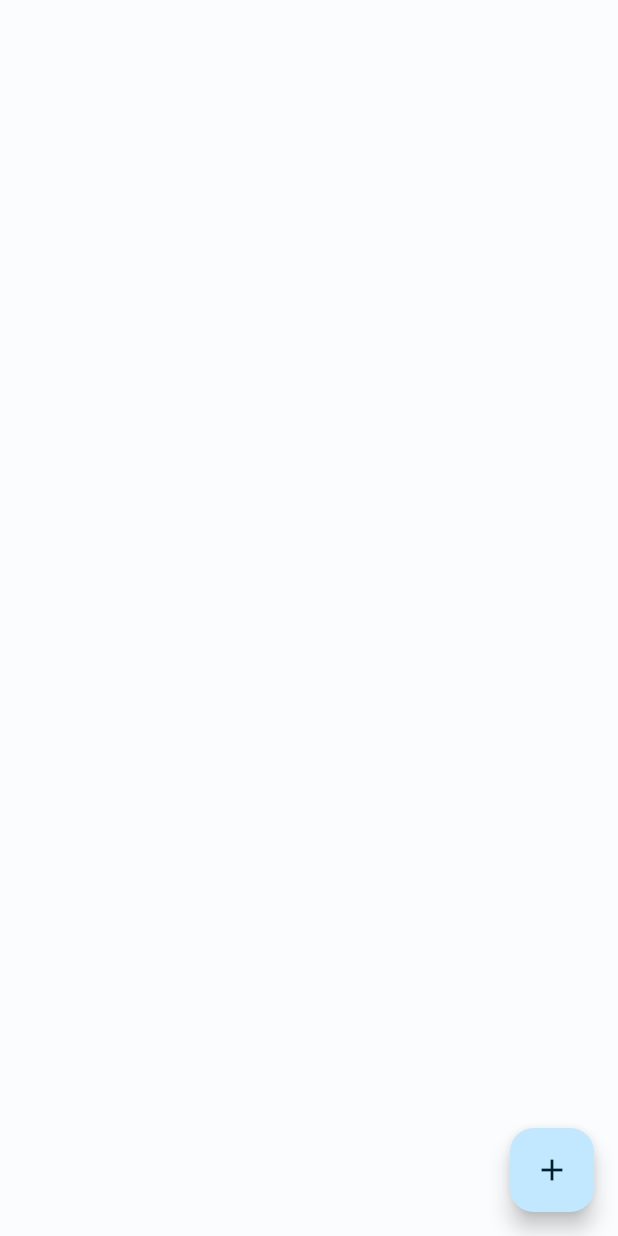
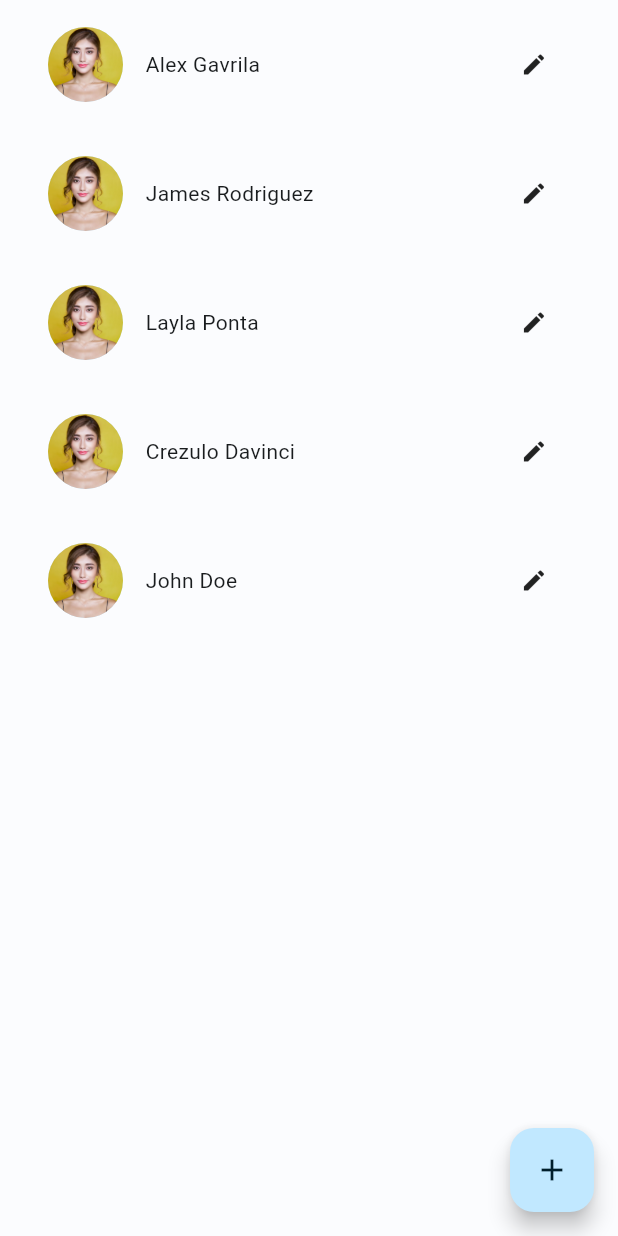
Before and after one commit to GFA03/splitly, a Flutter app: the FriendsPage screen opened directly, on a phone screen of 412 x 824 dp. Run offline on Flutter 3.47's test engine with Material 3 defaults, Android fonts, the phone set to English and light mode, and no system bars; our stand-ins replace flutter_riverpod, freezed_annotation, image_picker, shared_preferences; accounts and stored records are empty; generated files the repository leaves out were written again.

Commit message:
refactor: change variable name in friend profile

```diff
--- a/lib/data/models/current_friend_data.dart
+++ b/lib/data/models/current_friend_data.dart
@@ -8,7 +8,7 @@ class CurrentFriendData with _$CurrentFriendData {
   const CurrentFriendData._();
 
   const factory CurrentFriendData({
-    @Default(<FriendProfile> []) List<FriendProfile> currentFriends,
+    @Default(<FriendProfile> [...dummyFriendData]) List<FriendProfile> currentFriends,
     @Default(<Expense>[]) List<Expense> currentExpenses,
   }) = _CurrentFriendData;
 }
--- a/lib/data/models/friend_profile.dart
+++ b/lib/data/models/friend_profile.dart
@@ -7,26 +7,27 @@ import '../repositories/repository.dart';
 
 class FriendProfile {
   // Factory constructor to create with a specific ID
-  const FriendProfile.create({required String id, required String name, File? imageUrl})
+  const FriendProfile.create(
+      {required String id, required String name, File? profilePicture})
       : _id = id,
         _name = name,
-        _imageUrl = imageUrl;
+        _profilePicture = profilePicture;
 
   // Constructor to auto-generate an ID if not provided
-  FriendProfile({String? id, required String name, File? imageUrl})
+  FriendProfile({String? id, required String name, File? profilePicture})
       : _id = id ?? const Uuid().v4(),
         _name = name,
-        _imageUrl = imageUrl;
+        _profilePicture = profilePicture;
 
   final String _id;
   final String _name;
-  final File? _imageUrl;
+  final File? _profilePicture;
 
   String get id => _id;
 
   String get name => _name;
 
-  File? get imageUrl => _imageUrl;
+  File? get profilePicture => _profilePicture;
 
   // Calculate balance for this profile
   Future<double> calculateBalance(Repository repository) async {
@@ -40,7 +41,7 @@ class FriendProfile {
 }
 
 class SelectedFriendNotifier extends StateNotifier<FriendProfile?> {
-  SelectedFriendNotifier(): super(null);
+  SelectedFriendNotifier() : super(null);
 
   void setSelectedFriend(FriendProfile friend) {
     state = friend;
@@ -51,26 +52,25 @@ class SelectedFriendNotifier extends StateNotifier<FriendProfile?> {
   }
 }
 
-
-// const List<FriendProfile> dummyFriendData = [
-//   FriendProfile.create(
-//       id: '24f183b5-006a-47cc-8b5d-b2bacf484765',
-//       name: 'Alex Gavrila',
-//       imageUrl: 'assets/profile_pics/profile_picture2.jpg'),
-//   FriendProfile.create(
-//       id: '458644d3-2543-41d4-9bfa-ce736f74008f',
-//       name: 'James Rodriguez',
-//       imageUrl: 'assets/profile_pics/profile_picture3.jpg'),
-//   FriendProfile.create(
-//       id: '9cbc96dc-eb41-430c-b083-0130bbde61a8',
-//       name: 'Layla Ponta',
-//       imageUrl: 'assets/profile_pics/profile_picture4.jpg'),
-//   FriendProfile.create(
-//       id: 'c3893d45-e4a2-44fe-898d-e84662d9d691',
-//       name: 'Crezulo Davinci',
-//       imageUrl: 'assets/profile_pics/profile_picture5.jpg'),
-//   FriendProfile.create(
-//       id: '5aa326ca-59b1-4280-a84a-9281e73f9d57',
-//       name: 'John Doe',
-//       imageUrl: 'assets/profile_pics/profile_picture6.jpg'),
-// ];
+const List<FriendProfile> dummyFriendData = [
+  FriendProfile.create(
+    id: '24f183b5-006a-47cc-8b5d-b2bacf484765',
+    name: 'Alex Gavrila',
+  ),
+  FriendProfile.create(
+    id: '458644d3-2543-41d4-9bfa-ce736f74008f',
+    name: 'James Rodriguez',
+  ),
+  FriendProfile.create(
+    id: '9cbc96dc-eb41-430c-b083-0130bbde61a8',
+    name: 'Layla Ponta',
+  ),
+  FriendProfile.create(
+    id: 'c3893d45-e4a2-44fe-898d-e84662d9d691',
+    name: 'Crezulo Davinci',
+  ),
+  FriendProfile.create(
+    id: '5aa326ca-59b1-4280-a84a-9281e73f9d57',
+    name: 'John Doe',
+  ),
+];
--- a/lib/data/repositories/memory_repository.dart
+++ b/lib/data/repositories/memory_repository.dart
@@ -98,7 +98,7 @@ class MemoryRepository extends Notifier<CurrentFriendData>
   Future<void> editFriendName(FriendProfile friend, String newName) {
     final updatedFriends = state.currentFriends.map((f) {
       if (f.id == friend.id) {
-        return FriendProfile(id: f.id, name: newName, imageUrl: f.imageUrl);
+        return FriendProfile(id: f.id, name: newName, profilePicture: f.profilePicture);
       }
       return f;
     }).toList();
@@ -112,7 +112,7 @@ class MemoryRepository extends Notifier<CurrentFriendData>
   Future<void> editFriendPicture(FriendProfile friend, File newPicture) {
     final updatedFriends = state.currentFriends.map((f) {
       if (f.id == friend.id) {
-        return FriendProfile(id: f.id, name: f.name, imageUrl: newPicture);
+        return FriendProfile(id: f.id, name: f.name, profilePicture: newPicture);
       }
       return f;
     }).toList();
--- a/lib/ui/views/balance/balance_page.dart
+++ b/lib/ui/views/balance/balance_page.dart
@@ -151,9 +151,9 @@ class _BalancePageState extends ConsumerState<BalancePage> {
             height: 10,
           ),
           CircleAvatar(
-            backgroundImage: profile.imageUrl == null
+            backgroundImage: profile.profilePicture == null
                 ? const AssetImage(FriendUtils.defaultProfileImage)
-                : FileImage(profile.imageUrl!),
+                : FileImage(profile.profilePicture!),
             radius: 40,
           ),
           const SizedBox(
@@ -266,6 +266,7 @@ class _BalancePageState extends ConsumerState<BalancePage> {
     final File newImage = await selectedImage.copy('${dir.path}/$imageName');
     final profile = ref.watch(selectedFriendProvider);
     ref.read(repositoryProvider.notifier).editFriendPicture(profile!, newImage);
+    //todo: maybe look over this spaghetti selected friend provider
     final updatedFriend = await ref.read(repositoryProvider.notifier).findFriendById(profile.id);
     ref.read(selectedFriendProvider.notifier).setSelectedFriend(updatedFriend!);
   }
--- a/lib/ui/views/friends/friends_page.dart
+++ b/lib/ui/views/friends/friends_page.dart
@@ -146,7 +146,7 @@ class _FriendsPageState extends ConsumerState<FriendsPage> {
     return Row(
       children: [
         CircleAvatar(
-            backgroundImage: friend.imageUrl == null ? const AssetImage(FriendUtils.defaultProfileImage) : FileImage(friend.imageUrl!),
+            backgroundImage: friend.profilePicture == null ? const AssetImage(FriendUtils.defaultProfileImage) : FileImage(friend.profilePicture!),
             radius: 25),
         const SizedBox(width: 15.0),
         Text(friend.name),
```
